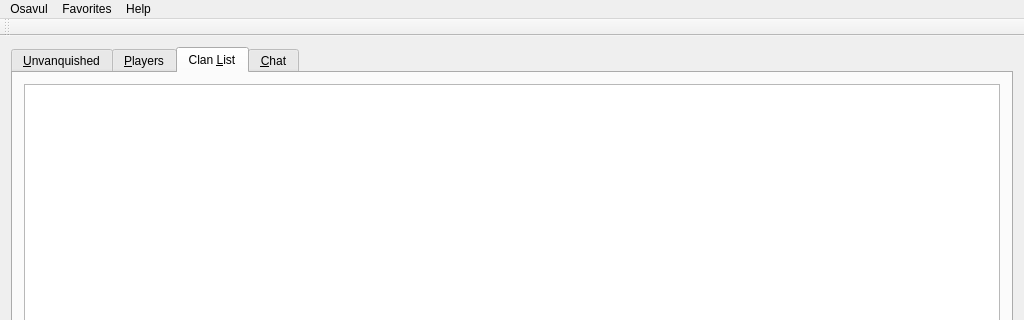
This is mainwindow.ui in Unvanquished/Osavul as Qt 5 draws it before an edit; both pictures show x 0 to 1024 and y 0 to 320 of the 1024 by 768 pixel window. The edited form follows.
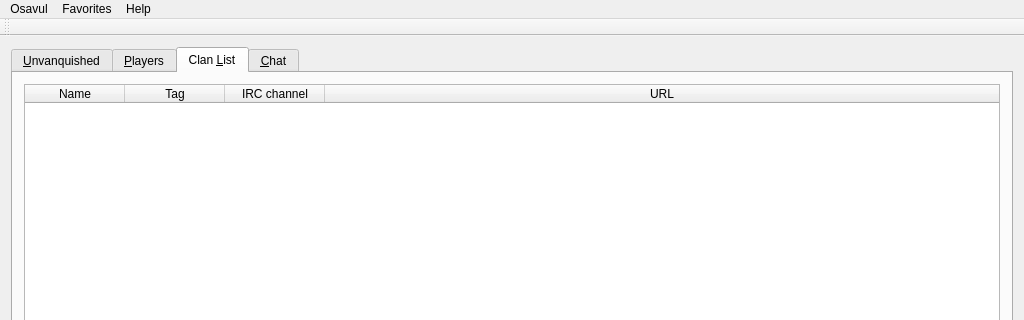
This is the edited form. The open tabs and pages were chosen to show the change.

Commit message: Fix Qt Creator's OCD symptom.

```diff
--- a/mainwindow.ui
+++ b/mainwindow.ui
@@ -551,7 +551,7 @@
            <bool>false</bool>
           </property>
           <attribute name="horizontalHeaderVisible">
-           <bool>false</bool>
+           <bool>true</bool>
           </attribute>
           <attribute name="horizontalHeaderCascadingSectionResizes">
            <bool>true</bool>
```
